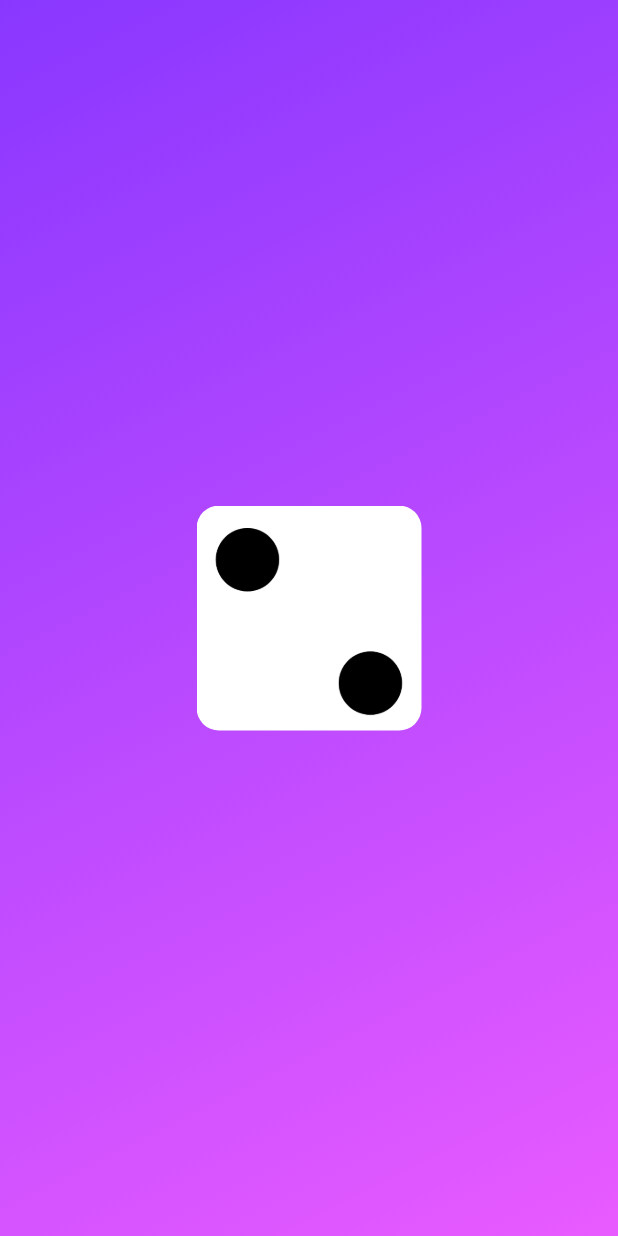
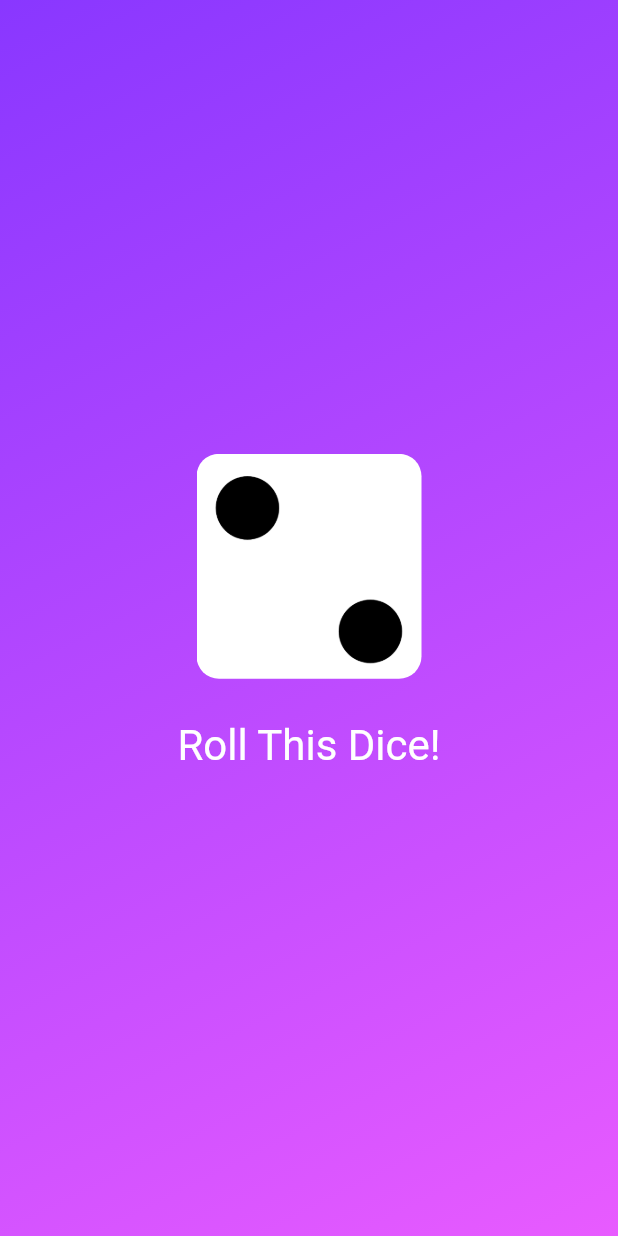
Before and after one commit to Md-Shoyab/rolling_dice, a Flutter app: the screen it shows after launch, on a phone screen of 412 x 824 dp. Run offline on Flutter 3.47's test engine with Material 2 defaults, Android fonts, the phone set to English and light mode, and no system bars.

Commit message:
dice roller separate stateful widget created

```diff
--- /dev/null
+++ b/lib/widgets/dice_roller.dart
@@ -0,0 +1,47 @@
+import 'package:flutter/material.dart';
+
+class DiceRoller extends StatefulWidget {
+  const DiceRoller({super.key});
+
+  @override
+  State<DiceRoller> createState() {
+    return _DiceRollerState();
+  }
+}
+
+class _DiceRollerState extends State<DiceRoller> {
+  var currentDiceImagePath = 'assets/images/dice_2.png';
+
+  void rollDice() {
+    setState(() {
+      currentDiceImagePath = 'assets/images/dice_5.png';
+    });
+  }
+
+  @override
+  Widget build(context) {
+    return Column(
+      mainAxisSize: MainAxisSize.min,
+      children: [
+        ClipRRect(
+          borderRadius: BorderRadius.circular(15),
+          child: Image.asset(
+            currentDiceImagePath,
+            width: 150,
+          ),
+        ),
+        const SizedBox(height: 20),
+        TextButton(
+          onPressed: rollDice,
+          style: TextButton.styleFrom(
+            foregroundColor: Colors.white,
+            textStyle: const TextStyle(
+              fontSize: 28,
+            ),
+          ),
+          child: const Text('Roll This Dice!'),
+        ),
+      ],
+    );
+  }
+}
--- a/lib/widgets/gradient_container.dart
+++ b/lib/widgets/gradient_container.dart
@@ -1,4 +1,5 @@
 import 'package:flutter/material.dart';
+import 'package:rolling_dice/widgets/dice_roller.dart';
 
 const gradientBeginPosition = Alignment.topLeft;
 const gradientEndPosition = Alignment.bottomRight;
@@ -20,14 +21,8 @@ class GradientContainer extends StatelessWidget {
           colors: gradientColorsList,
         ),
       ),
-      child: Center(
-        child: ClipRRect(
-          borderRadius: BorderRadius.circular(15),
-          child: Image.asset(
-            'assets/images/dice_2.png',
-            width: 150,
-          ),
-        ),
+      child: const Center(
+        child: DiceRoller(),
       ),
     );
   }
```
